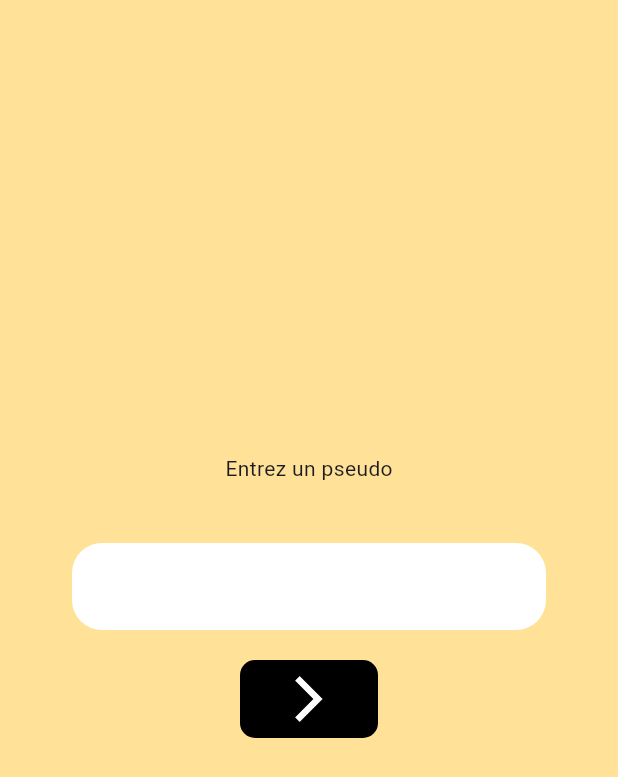
After one commit to PhotoFiesta/photofiesta, a Flutter app: the PseudoScreen screen opened directly, on a phone screen of 412 x 824 dp. The commit adds this screen. Shown: the top 777 px of the screen. Run offline on Flutter 3.47's test engine with Material 3 defaults, Android fonts, the phone set to English and light mode, and no system bars; our stand-ins replace equatable, firebase_core, flutter_svg, gap; accounts and stored records are empty; generated files the repository leaves out were written again.

Commit message:
feat: create pseudo route and screen

```diff
--- a/lib/app/navigation/router.dart
+++ b/lib/app/navigation/router.dart
@@ -1,4 +1,5 @@
 import 'package:flutter/material.dart';
+import 'package:photofiesta/modules/pseudo/view/pseudo_screen.dart';
 import 'package:photofiesta/modules/register/view/register_screen.dart';
 import 'package:photofiesta/shared/navigation/routes.dart';
 
@@ -11,6 +12,11 @@ MaterialPageRoute<void> onGenerateRoute(RouteSettings settings) =>
         if (routeName == AppRoutes.register.name) {
           return const RegisterScreen();
         }
+
+        if (routeName == AppRoutes.pseudo.name) {
+          return const PseudoScreen();
+        }
+
         return const SizedBox.shrink();
       },
     );
--- /dev/null
+++ b/lib/modules/pseudo/view/pseudo_screen.dart
@@ -0,0 +1,53 @@
+import 'package:flutter/material.dart';
+import 'package:gap/gap.dart';
+import 'package:photofiesta/shared/theme/colors.dart';
+import 'package:photofiesta/shared/theme/continue_button.dart';
+import 'package:photofiesta/shared/theme/text_input.dart';
+
+class PseudoScreen extends StatefulWidget {
+  const PseudoScreen({super.key});
+
+  @override
+  State<PseudoScreen> createState() => _PseudoScreenState();
+}
+
+class _PseudoScreenState extends State<PseudoScreen> {
+  String pseudo = '';
+
+  void onPseudoChanged(String value) {
+    setState(() {
+      pseudo = value;
+    });
+  }
+
+  @override
+  Widget build(BuildContext context) {
+    return Scaffold(
+      backgroundColor: AppColors.yellowBackground,
+      body: SafeArea(
+          child: Center(
+        child: Column(
+          mainAxisSize: MainAxisSize.min,
+          mainAxisAlignment: MainAxisAlignment.center,
+          children: [
+            const Text('Entrez un pseudo'),
+            const Gap(40),
+            Padding(
+              padding: const EdgeInsets.symmetric(
+                horizontal: 48,
+              ),
+              child: AppTextInput(
+                onChanged: onPseudoChanged,
+              ),
+            ),
+            const Gap(20),
+            ContinueButton(
+              onPressed: () {},
+            ),
+            const Gap(30),
+          ],
+        ),
+      )),
+    );
+  }
+}
--- a/lib/shared/navigation/routes.dart
+++ b/lib/shared/navigation/routes.dart
@@ -12,4 +12,6 @@ class AppRoute extends Equatable {
 
 class AppRoutes {
   static AppRoute get register => const AppRoute('register');
+
+  static AppRoute get pseudo => const AppRoute('pseudo');
 }
```
